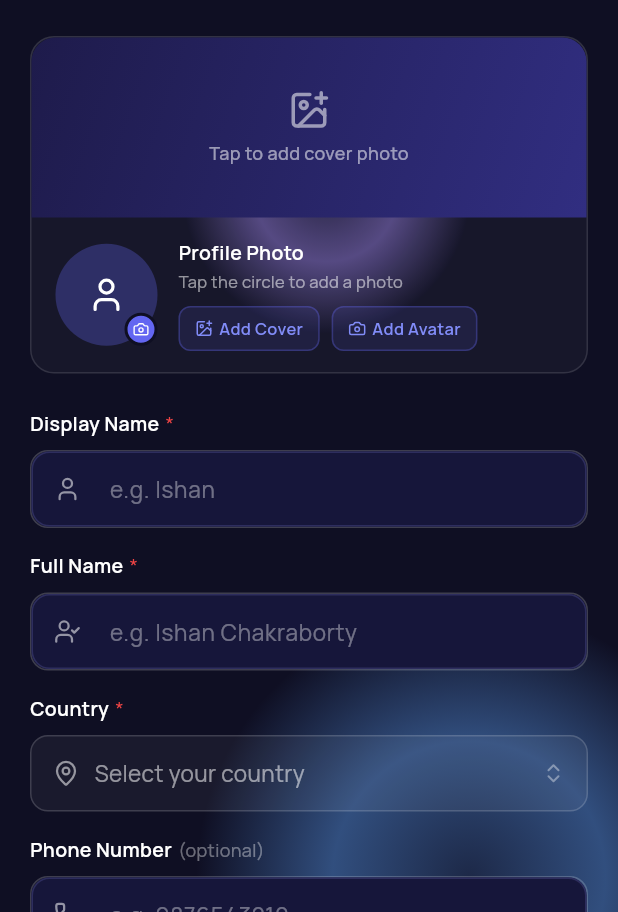
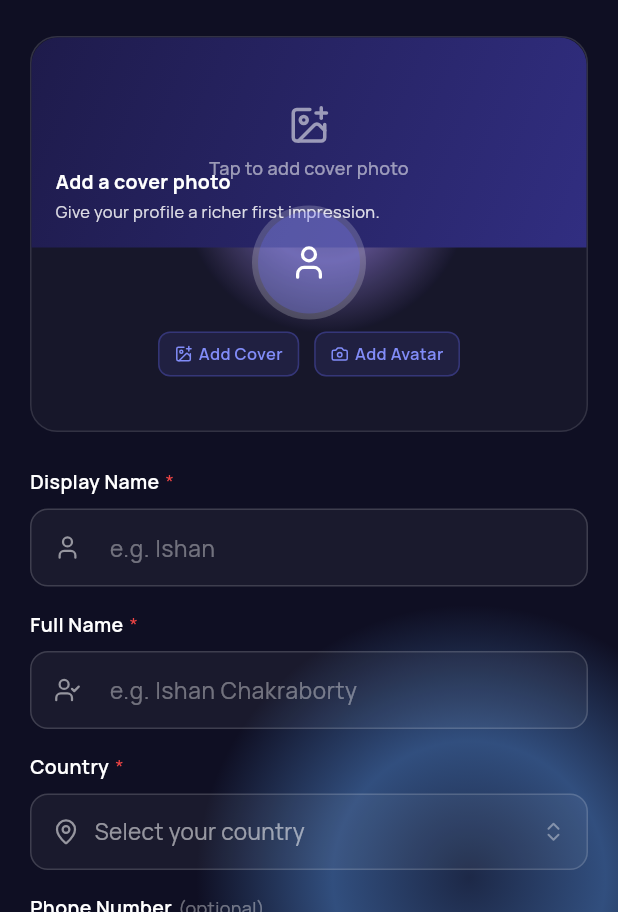
Before and after one commit to Ishan96Dev/YesBill, a Flutter app: the AccountSetupScreen screen opened directly, after a tap on "Tap to add cover photo", on a phone screen of 412 x 824 dp, the part 324-1236 px from its top. Run offline on Flutter 3.47's test engine with Material 3 defaults, Android fonts, the phone set to English and light mode, and no system bars; drawn by our look-alikes of flutter_animate; our stand-ins replace cached_network_image, dio, firebase_core, firebase_messaging, fl_chart, flutter_local_notifications and 16 more; missing offline and left inert: dio_smart_retry, gotrue, home_widget; accounts and stored records are empty; generated files the repository leaves out were written again.

Commit message:
Fix flag emoji, image positioning, and profile UI
Apply several visual fixes and refinements:

- docs-site: set object-position: top for phone frame images to control cover cropping.
- core: correct regional indicator base (0x1F1E6) when building flag emojis to produce accurate country flags.
- presentation/setup: polish account setup UI — add focused/enabled input borders, make input decorations transparent, adjust cover/avatar layout (larger cover height, updated radii), always-show cover text overlay, restructure avatar circle and upload buttons, and tweak spacing to better match profile settings.

These changes address visual bugs and improve consistency and usability of the onboarding/profile screens.

```diff
--- a/yesbill-mobile/lib/core/data/app_countries.dart
+++ b/yesbill-mobile/lib/core/data/app_countries.dart
@@ -22,7 +22,7 @@ class AppCountry {
 String _flag(String iso2) {
   final upper = iso2.toUpperCase();
   return upper.codeUnits
-      .map((c) => String.fromCharCode(0x1F1E0 - 0x41 + c))
+      .map((c) => String.fromCharCode(0x1F1E6 - 0x41 + c))
       .join();
 }
 
--- a/yesbill-mobile/lib/presentation/screens/setup/account_setup_screen.dart
+++ b/yesbill-mobile/lib/presentation/screens/setup/account_setup_screen.dart
@@ -208,6 +208,15 @@ class _CountryPickerSheetState extends State<_CountryPickerSheet> {
                   border: OutlineInputBorder(
                     borderRadius: BorderRadius.circular(12),
                     borderSide: BorderSide.none,
+                  ),
+                  enabledBorder: OutlineInputBorder(
+                    borderRadius: BorderRadius.circular(12),
+                    borderSide: BorderSide.none,
+                  ),
+                  focusedBorder: OutlineInputBorder(
+                    borderRadius: BorderRadius.circular(12),
+                    borderSide:
+                        const BorderSide(color: AppColors.primary, width: 2),
                   ),
                   contentPadding:
                       const EdgeInsets.symmetric(horizontal: 16, vertical: 12),
@@ -666,7 +675,8 @@ class _ProfileStepState extends ConsumerState<_ProfileStep> {
   }
 }
 
-// ── Onboarding Cover & Avatar widget (dark-theme styled) ─────────────────────
+// ── Onboarding Cover & Avatar widget ─────────────────────────────────────────
+// Layout matches _CoverAndAvatar in profile_settings_screen.dart
 
 class _OnboardCoverAndAvatar extends StatelessWidget {
   const _OnboardCoverAndAvatar({
@@ -690,22 +700,22 @@ class _OnboardCoverAndAvatar extends StatelessWidget {
     return Container(
       decoration: BoxDecoration(
         color: Colors.white.withAlpha(8),
-        borderRadius: BorderRadius.circular(16),
+        borderRadius: BorderRadius.circular(18),
         border: Border.all(color: Colors.white.withAlpha(30)),
       ),
       child: Column(
         children: [
-          // Cover photo
+          // ── Cover photo ────────────────────────────────────────────────
+          Stack(
+            children: [
               GestureDetector(
                 onTap: uploadingCover ? null : onUploadCover,
-            child: Stack(
-              children: [
-                Container(
-                  height: 120,
+                child: Container(
+                  height: 140,
                   width: double.infinity,
                   decoration: BoxDecoration(
                     borderRadius: const BorderRadius.vertical(
-                      top: Radius.circular(16),
+                      top: Radius.circular(18),
                     ),
                     image: coverUrl != null && coverUrl!.isNotEmpty
                         ? DecorationImage(
@@ -749,10 +759,42 @@ class _OnboardCoverAndAvatar extends StatelessWidget {
                         )
                       : null,
                 ),
+              ),
+              // Text overlay (always visible, matches settings screen)
+              Positioned(
+                left: 16,
+                bottom: 16,
+                child: Column(
+                  crossAxisAlignment: CrossAxisAlignment.start,
+                  children: [
+                    Text(
+                      coverUrl == null || coverUrl!.isEmpty
+                          ? 'Add a cover photo'
+                          : 'Update your cover photo',
+                      style: const TextStyle(
+                        color: Colors.white,
+                        fontSize: 13,
+                        fontWeight: FontWeight.w700,
+                      ),
+                    ),
+                    const Gap(2),
+                    Text(
+                      'Give your profile a richer first impression.',
+                      style: TextStyle(
+                        color: Colors.white.withOpacity(0.84),
+                        fontSize: 11,
+                      ),
+                    ),
+                  ],
+                ),
+              ),
+              // Change button when cover is set
               if (coverUrl != null && coverUrl!.isNotEmpty)
                 Positioned(
                   right: 10,
                   bottom: 10,
+                  child: GestureDetector(
+                    onTap: uploadingCover ? null : onUploadCover,
                     child: Container(
                       padding: const EdgeInsets.symmetric(
                           horizontal: 10, vertical: 6),
@@ -777,21 +819,21 @@ class _OnboardCoverAndAvatar extends StatelessWidget {
                       ),
                     ),
                   ),
-              ],
-            ),
-          ),
-
-          // Avatar + upload buttons
-          Padding(
-            padding: const EdgeInsets.symmetric(horizontal: 16, vertical: 14),
-            child: Row(
-              children: [
-                // Avatar circle
+                ),
+            ],
+          ),
+
+          // ── Avatar + upload buttons (overlaps cover by 28 px) ─────────
+          Transform.translate(
+            offset: const Offset(0, -28),
+            child: Column(
+              children: [
                 GestureDetector(
                   onTap: uploadingAvatar ? null : onUploadAvatar,
-                  child: Stack(
-                    children: [
-                      CircleAvatar(
+                  child: CircleAvatar(
+                    radius: 38,
+                    backgroundColor: Colors.white.withAlpha(50),
+                    child: CircleAvatar(
                       radius: 34,
                       backgroundColor: AppColors.primary.withOpacity(0.3),
                       backgroundImage:
@@ -804,55 +846,19 @@ class _OnboardCoverAndAvatar extends StatelessWidget {
                                   width: 20,
                                   height: 20,
                                   child: CircularProgressIndicator(
-                                        strokeWidth: 2,
-                                        color: Colors.white),
+                                      strokeWidth: 2, color: Colors.white),
                                 )
                               : const Icon(LucideIcons.user,
                                   color: Colors.white, size: 26)
                           : null,
                     ),
-                      Positioned(
-                        right: 0,
-                        bottom: 0,
-                        child: Container(
-                          width: 22,
-                          height: 22,
-                          decoration: BoxDecoration(
-                            color: AppColors.primary,
-                            shape: BoxShape.circle,
-                            border: Border.all(
-                                color: AppColors.surfaceDark, width: 2),
-                          ),
-                          child: const Icon(LucideIcons.camera,
-                              size: 11, color: Colors.white),
-                        ),
-                      ),
-                    ],
-                  ),
-                ),
-                const Gap(14),
-                Expanded(
-                  child: Column(
-                    crossAxisAlignment: CrossAxisAlignment.start,
-                    children: [
-                      const Text(
-                        'Profile Photo',
-                        style: TextStyle(
-                          color: Colors.white,
-                          fontSize: 13,
-                          fontWeight: FontWeight.w600,
-                        ),
-                      ),
-                      const Gap(2),
-                      Text(
-                        avatarUrl != null && avatarUrl!.isNotEmpty
-                            ? 'Tap the circle to change'
-                            : 'Tap the circle to add a photo',
-                        style: const TextStyle(
-                            color: Colors.white54, fontSize: 11),
+                  ),
                 ),
                 const Gap(8),
-                      Row(
+                Wrap(
+                  alignment: WrapAlignment.center,
+                  spacing: 10,
+                  runSpacing: 10,
                   children: [
                     _SmallUploadBtn(
                       label: coverUrl == null || coverUrl!.isEmpty
@@ -862,7 +868,6 @@ class _OnboardCoverAndAvatar extends StatelessWidget {
                       loading: uploadingCover,
                       onTap: onUploadCover,
                     ),
-                          const Gap(8),
                     _SmallUploadBtn(
                       label: avatarUrl == null || avatarUrl!.isEmpty
                           ? 'Add Avatar'
@@ -873,9 +878,7 @@ class _OnboardCoverAndAvatar extends StatelessWidget {
                     ),
                   ],
                 ),
-                    ],
-                  ),
-                ),
+                const Gap(8),
               ],
             ),
           ),
@@ -1858,7 +1861,14 @@ class _InputField extends StatelessWidget {
                   ? Icon(icon, color: Colors.white54, size: 18)
                   : null,
               suffixIcon: suffixIcon,
+              filled: true,
+              fillColor: Colors.transparent,
               border: InputBorder.none,
+              enabledBorder: InputBorder.none,
+              focusedBorder: InputBorder.none,
+              disabledBorder: InputBorder.none,
+              errorBorder: InputBorder.none,
+              focusedErrorBorder: InputBorder.none,
               contentPadding: const EdgeInsets.symmetric(
                   horizontal: 14, vertical: 14),
             ),
@@ -1904,7 +1914,12 @@ class _TextAreaField extends StatelessWidget {
         decoration: InputDecoration(
           hintText: hint,
           hintStyle: const TextStyle(color: Colors.white38, fontSize: 14),
+          filled: true,
+          fillColor: Colors.transparent,
           border: InputBorder.none,
+          enabledBorder: InputBorder.none,
+          focusedBorder: InputBorder.none,
+          disabledBorder: InputBorder.none,
           contentPadding:
               const EdgeInsets.symmetric(horizontal: 14, vertical: 12),
           counterStyle: const TextStyle(color: Colors.white38),
```
Also changed, not shown: 1 other file. Lines whose indentation alone changed are shown as unchanged.
